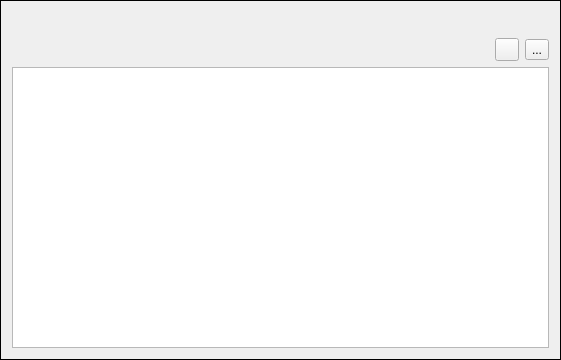
The window that lierre/ui/plain_message.ui (hydrargyrum/lierre) describes before a commit, drawn with Qt 5.
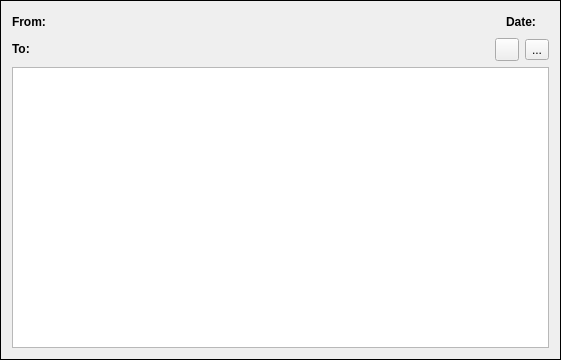
The same window after the commit. Icons and pictures are not drawn. Custom widgets are drawn as their Qt base class.

Commit message: message view: add label for from/to/date fields

```diff
--- a/lierre/ui/plain_message.ui
+++ b/lierre/ui/plain_message.ui
@@ -34,6 +34,13 @@
       </property>
       <item>
        <layout class="QHBoxLayout" name="horizontalLayout">
+        <item>
+         <widget class="QLabel" name="label">
+          <property name="text">
+           <string>&lt;b&gt;From:&lt;/b&gt;</string>
+          </property>
+         </widget>
+        </item>
         <item>
          <widget class="QLabel" name="fromLabel">
           <property name="text">
@@ -60,6 +67,13 @@
           </property>
          </spacer>
         </item>
+        <item>
+         <widget class="QLabel" name="label_3">
+          <property name="text">
+           <string>&lt;html&gt;&lt;head/&gt;&lt;body&gt;&lt;p&gt;&lt;span style=&quot; font-weight:600;&quot;&gt;Date:&lt;/span&gt;&lt;/p&gt;&lt;/body&gt;&lt;/html&gt;</string>
+          </property>
+         </widget>
+        </item>
         <item>
          <widget class="QLabel" name="dateLabel">
           <property name="text">
@@ -77,6 +91,13 @@
       </item>
       <item>
        <layout class="QHBoxLayout" name="horizontalLayout_2">
+        <item>
+         <widget class="QLabel" name="label_2">
+          <property name="text">
+           <string>&lt;b&gt;To:&lt;/b&gt;</string>
+          </property>
+         </widget>
+        </item>
         <item>
          <widget class="QLabel" name="toLabel">
           <property name="text">
```
The commit also changes 1 other file.
